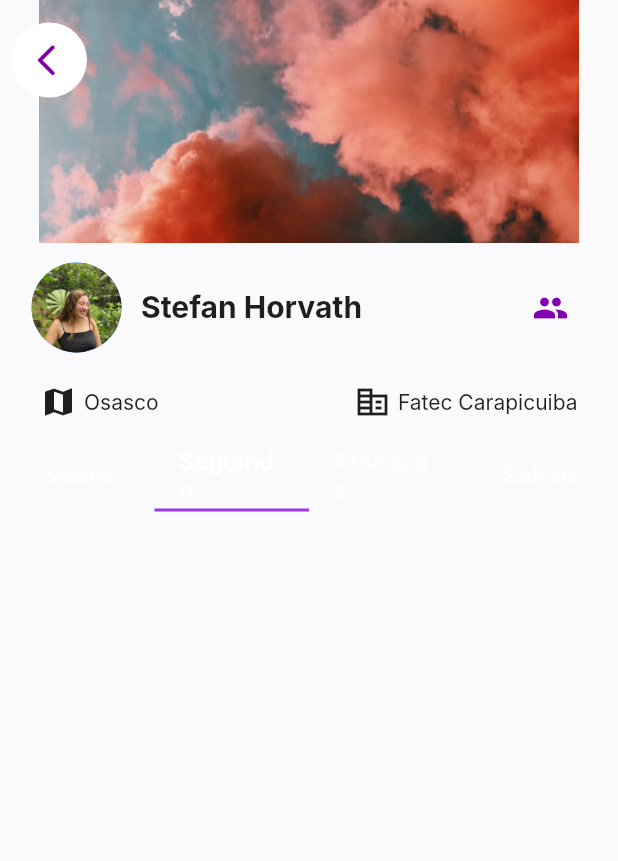
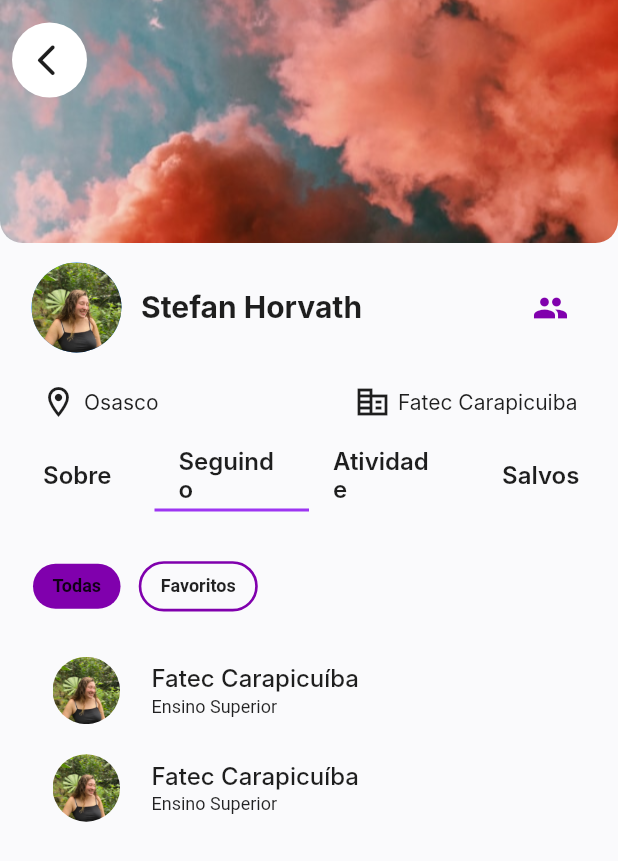
Before and after one commit to Laborus/Laborus_Application, a Flutter app: the Profile screen opened by its route, on a phone screen of 412 x 824 dp. Shown: the top 861 px of the screen. Run offline on Flutter 3.47's test engine with Material 2 defaults, Android fonts, the light colour scheme and no system bars; our stand-ins replace badges; Roboto replaces fonts that are missing (Inter); statements that could not run were skipped.

Commit message:
:sparkles: feat (Profile + widgets): new screen Profile with Tab View add, widgets are pages of the DefaultTabController

```diff
--- a/lib/pages/profile/view/profile.dart
+++ b/lib/pages/profile/view/profile.dart
@@ -1,11 +1,16 @@
 import 'package:flutter/material.dart';
+import 'package:laborus_app/pages/profile/view/widgets/about_tab.dart';
+import 'package:laborus_app/pages/profile/view/widgets/activity_tab.dart';
+import 'package:laborus_app/pages/profile/view/widgets/follow_tab.dart';
 import 'package:laborus_app/pages/profile/view/widgets/profile_header.dart';
+import 'package:laborus_app/pages/profile/view/widgets/save_tab.dart';
 
 class Profile extends StatelessWidget {
   const Profile({super.key});
 
   @override
   Widget build(BuildContext context) {
+    final width = MediaQuery.of(context).size.width;
     return DefaultTabController(
       initialIndex: 1,
       length: 4,
@@ -16,25 +21,36 @@ class Profile extends StatelessWidget {
           elevation: 0,
           leading: const ProfileHeader(),
           leadingWidth: double.infinity,
-          bottom:TabBar(
+          bottom: TabBar(
+            isScrollable: width < 400 ? true : false,
             tabs: [
-              tab('Sobre'),
-              tab('Seguindo'),
-              tab('Atividade'),
-              tab('Salvos'),
+              tab('Sobre', context),
+              tab('Seguindo', context),
+              tab('Atividade', context),
+              tab('Salvos', context),
             ],
           ),
         ),
-        body: Container(),
+        body: const TabBarView(
+          children: [
+            AboutTab(),
+            FollowTab(),
+            ActivityTab(),
+            SaveTab(),
+          ],
+        ),
       ),
     );
   }
 
-  Tab tab(text) {
+  Tab tab(text, ctx) {
     return Tab(
       child: Text(
         text,
-        style: const TextStyle(fontWeight: FontWeight.w600, fontSize: 16),
+        style: TextStyle(
+            fontWeight: FontWeight.w600,
+            fontSize: 16,
+            color: Theme.of(ctx).appBarTheme.foregroundColor),
       ),
     );
   }
--- /dev/null
+++ b/lib/pages/profile/view/widgets/follow_tab.dart
@@ -0,0 +1,85 @@
+import 'package:flutter/material.dart';
+import 'package:laborus_app/global_widgets/label_button.dart';
+import 'package:laborus_app/utils/constants.dart';
+
+class FollowTab extends StatelessWidget {
+  const FollowTab({super.key});
+
+  @override
+  Widget build(BuildContext context) {
+    final width = MediaQuery.of(context).size.width;
+    return Container(
+      width: width * 1,
+      alignment: Alignment.bottomLeft,
+      child: const Padding(
+        padding: EdgeInsets.symmetric(vertical: 34, horizontal: 22),
+        child: Column(
+          crossAxisAlignment: CrossAxisAlignment.start,
+          children: [
+            Row(
+              children: [
+                LabelButton(checked: true, label: 'Todas'),
+                SizedBox(width: 13),
+                LabelButton(checked: false, label: 'Favoritos'),
+              ],
+            ),
+            SizedBox(height: 21),
+            Column(
+              crossAxisAlignment: CrossAxisAlignment.start,
+              children: [ProfileTile(), ProfileTile()],
+            )
+          ],
+        ),
+      ),
+    );
+  }
+}
+
+class ProfileTile extends StatelessWidget {
+  const ProfileTile({
+    super.key,
+  });
+
+  @override
+  Widget build(BuildContext context) {
+    return Padding(
+      padding: const EdgeInsets.symmetric(vertical: 10.0, horizontal: 13),
+      child: Row(
+        children: [
+          Container(
+            width: 45,
+            height: 45,
+            decoration: const BoxDecoration(
+              shape: BoxShape.circle,
+              image: DecorationImage(
+                image: AssetImage('assets/img/profile.jpg'),
+                fit: BoxFit.fitWidth,
+              ),
+            ),
+          ),
+          const SizedBox(width: 21),
+          Column(
+            crossAxisAlignment: CrossAxisAlignment.start,
+            children: [
+              Text(
+                'Fatec Carapicuíba',
+                style: font(Theme.of(context).appBarTheme.foregroundColor,
+                        FontWeight.w500)
+                    .titleSmall,
+                overflow: TextOverflow.ellipsis,
+              ),
+              const SizedBox(height: 3),
+              Text(
+                'Ensino Superior',
+                style: font(Theme.of(context).appBarTheme.foregroundColor,
+                        FontWeight.w400)
+                    .bodySmall,
+                overflow: TextOverflow.ellipsis,
+              )
+            ],
+          ),
+        ],
+      ),
+    );
+  }
+}
--- a/lib/pages/profile/view/widgets/profile_header.dart
+++ b/lib/pages/profile/view/widgets/profile_header.dart
@@ -19,6 +19,7 @@ class ProfileHeader extends StatelessWidget {
               decoration: const BoxDecoration(
                   image: DecorationImage(
                     image: AssetImage('assets/img/profile_banner.png'),
+                    fit: BoxFit.cover
                   ),
                   borderRadius: BorderRadius.only(
                       bottomLeft: Radius.circular(15),
@@ -29,13 +30,13 @@ class ProfileHeader extends StatelessWidget {
               left: 8,
               child: CircleAvatar(
                 radius: 25,
-                backgroundColor: Colors.white,
+                backgroundColor: Theme.of(context).appBarTheme.backgroundColor,
                 child: IconButton(
                   icon: Padding(
                     padding: const EdgeInsets.only(right: 4.0),
                     child: Icon(
                       Icons.arrow_back_ios_new_rounded,
-                      color: Theme.of(context).colorScheme.primary,
+                      color: Theme.of(context).appBarTheme.foregroundColor,
                       size: 25,
                     ),
                   ),
@@ -92,14 +93,14 @@ class ProfileHeader extends StatelessWidget {
                   children: [
                     Row(
                       children: [
-                        Icon(Icons.map_sharp),
+                        Icon(Icons.location_on_outlined),
                         SizedBox(width: 5),
                         Text('Osasco'),
                       ],
                     ),
                     Row(
                       children: [
-                        Icon(Icons.corporate_fare),
+                        Icon(Icons.corporate_fare_outlined),
                         SizedBox(width: 5),
                         Text('Fatec Carapicuiba'),
                       ],
```
Also changed, not shown: lib/pages/profile/view/widgets/about_tab.dart (added, +63 -0 lines), lib/pages/profile/view/widgets/activity_tab.dart (added, +44 -0 lines), lib/pages/profile/view/widgets/save_tab.dart (added, +51 -0 lines).
